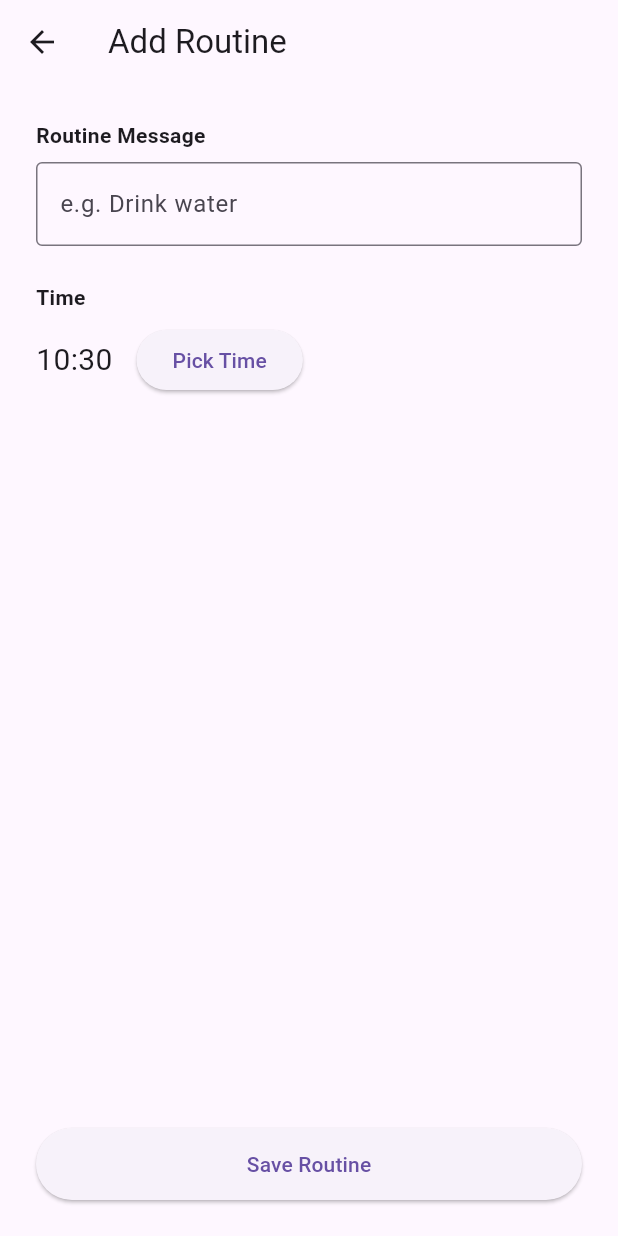
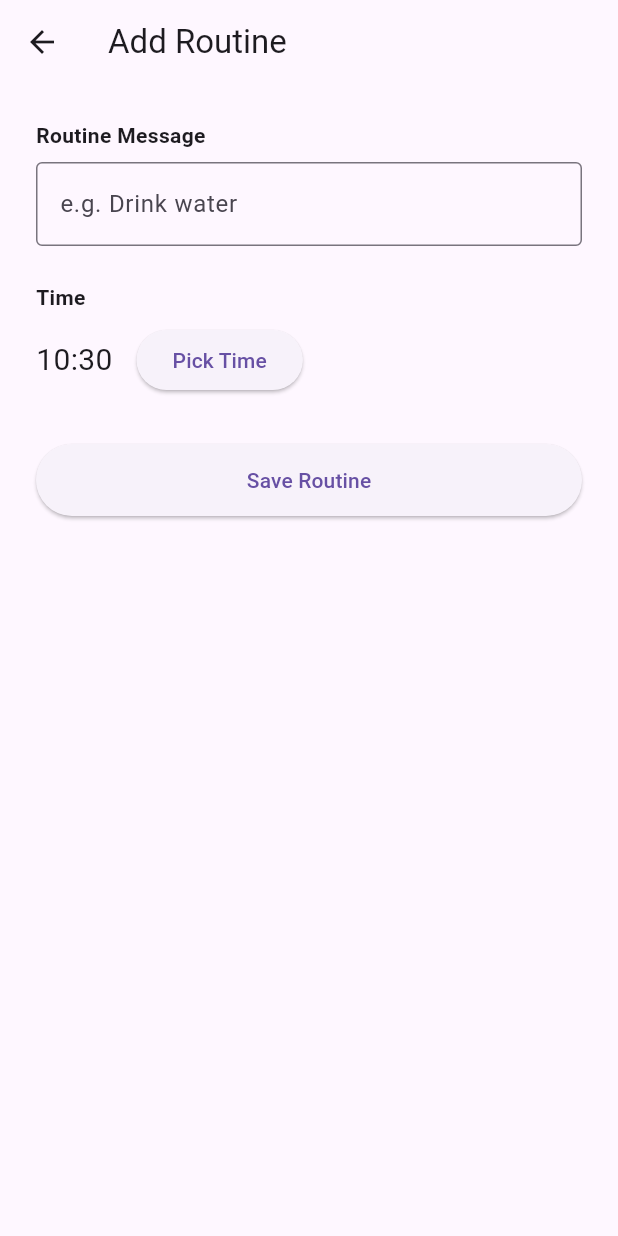
Before and after one commit to thisisouvik/AutoRoutine, a Flutter app: the AddRoutineScreen screen opened directly, on a phone screen of 412 x 824 dp. Run offline on Flutter 3.47's test engine with Material 3 defaults, Android fonts, the phone set to English and light mode, and no system bars; our stand-ins replace equatable, flutter_bloc, flutter_dotenv, supabase_flutter; accounts and stored records are empty.

Commit message:
feat: implement RoutineSuggestCubit and states for routine suggestions, enhance Routine model with scheduleType, and refactor AddRoutineScreen to use ListView

```diff
--- a/lib/features/routines/data/routine_model.dart
+++ b/lib/features/routines/data/routine_model.dart
@@ -4,6 +4,7 @@ class Routine {
   final int minute;
   final String message;
   final bool isActive;
+  final String scheduleType;
 
   Routine({
     required this.id,
@@ -11,6 +12,7 @@ class Routine {
     required this.minute,
     required this.message,
     required this.isActive,
+    this.scheduleType = 'General',
   });
 
   factory Routine.fromMap(Map<String, dynamic> map) {
@@ -20,6 +22,7 @@ class Routine {
       minute: (map['minute'] ?? map['min']) as int,
       message: map['message'] as String,
       isActive: (map['is_active'] ?? map['isActive'] ?? false) as bool,
+      scheduleType: map['schedule_type'] as String? ?? 'General',
     );
   }
 }
--- a/lib/features/routines/presentation/add_routine_screen.dart
+++ b/lib/features/routines/presentation/add_routine_screen.dart
@@ -56,8 +56,7 @@ class _AddRoutineScreenState extends State<AddRoutineScreen> {
       appBar: AppBar(title: const Text('Add Routine')),
       body: Padding(
         padding: const EdgeInsets.all(24),
-        child: Column(
-          crossAxisAlignment: CrossAxisAlignment.start,
+        child: ListView(
           children: [
             const Text(
               'Routine Message',
@@ -71,12 +70,9 @@ class _AddRoutineScreenState extends State<AddRoutineScreen> {
                 border: OutlineInputBorder(),
               ),
             ),
-
             const SizedBox(height: 24),
-
             const Text('Time', style: TextStyle(fontWeight: FontWeight.bold)),
             const SizedBox(height: 8),
-
             Row(
               children: [
                 Text(
@@ -90,9 +86,7 @@ class _AddRoutineScreenState extends State<AddRoutineScreen> {
                 ),
               ],
             ),
-
-            const Spacer(),
-
+            const SizedBox(height: 32),
             SizedBox(
               width: double.infinity,
               height: 48,
```
Also changed, not shown: lib/features/routines/cubit/routine_suggest_cubit.dart (added, +23 -0 lines), lib/features/routines/cubit/routine_suggest_state.dart (added, +28 -0 lines).
